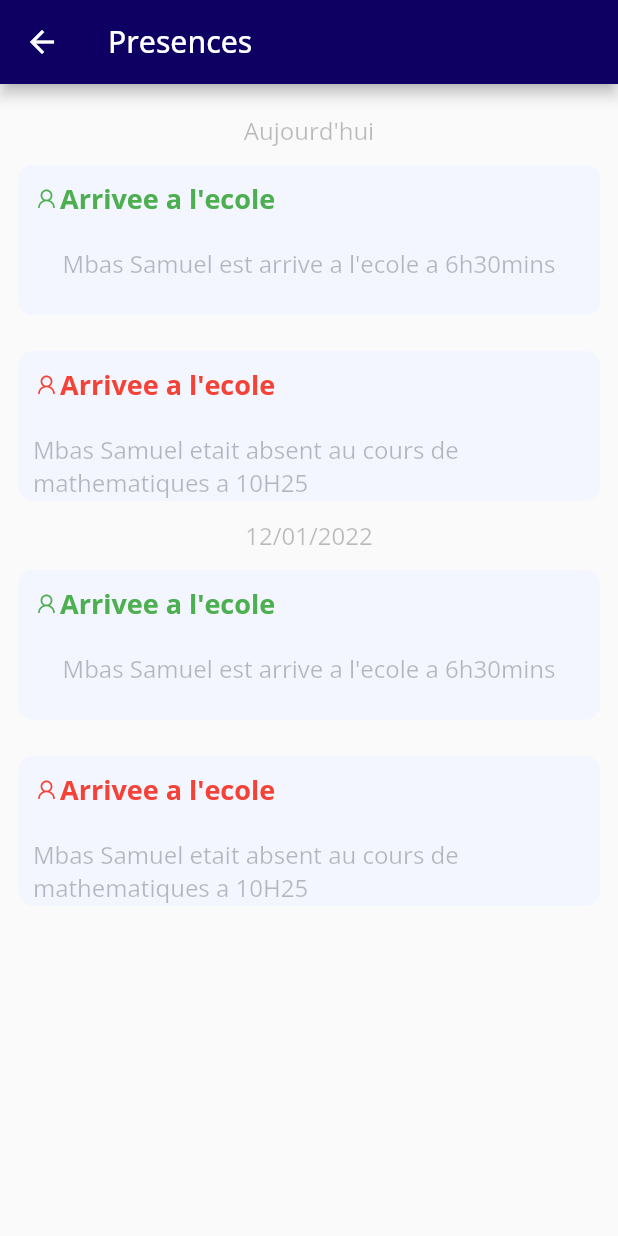
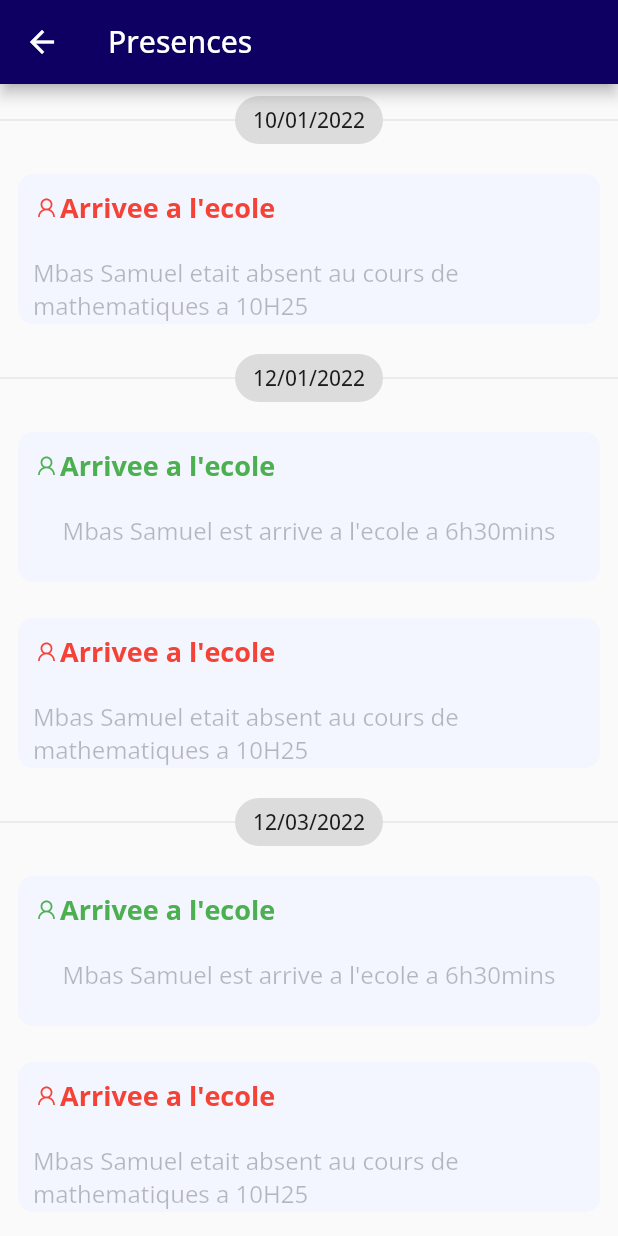
Before and after one commit to baimamboukar/heldis, a Flutter app: the Presences screen opened by its route, on a phone screen of 412 x 824 dp. Run offline on Flutter 3.47's test engine with Material 2 defaults, Android fonts, the phone set to English and light mode, and no system bars; drawn by our look-alikes of grouped_list; our stand-ins replace firebase_core, flutter_riverpod, google_fonts, line_icons; accounts and stored records are empty.

Commit message:
presences done

```diff
--- a/lib/screens/presences.dart
+++ b/lib/screens/presences.dart
@@ -1,4 +1,5 @@
 import 'package:flutter/material.dart';
+import 'package:grouped_list/grouped_list.dart';
 import 'package:heldis/utils/utils.dart';
 import 'package:line_icons/line_icons.dart';
 
@@ -10,25 +11,20 @@ class Presences extends StatelessWidget {
   Widget build(BuildContext context) {
     return Scaffold(
       appBar: AppBar(title: const Text("Presences")),
-      body: SingleChildScrollView(
-        child: Column(children: [
-          const SizedBox(
-            height: 20,
-          ),
-          Text(
-            "Aujourd'hui",
-            style:
-                Styles.designText(color: Palette.dark, size: 16, bold: false),
-          ),
-          ...historic,
-          Text(
-            "12/01/2022",
-            style:
-                Styles.designText(color: Palette.dark, size: 16, bold: false),
-          ),
-          ...historic
-        ]),
-      ),
+      body: GroupedListView(
+          groupSeparatorBuilder: (String group) => Stack(
+                clipBehavior: Clip.none,
+                alignment: Alignment.center,
+                children: [
+                  const Center(child: Divider()),
+                  Center(
+                    child: Chip(label: Text(group)),
+                  )
+                ],
+              ),
+          elements: historic,
+          itemBuilder: (context, PresenceLabel label) => label,
+          groupBy: (PresenceLabel label) => label.date),
     );
   }
 }
@@ -109,4 +105,32 @@ List<PresenceLabel> historic = [
     message: "Mbas Samuel etait absent au cours de mathematiques a 10H25",
     danger: true,
   ),
+  const PresenceLabel(
+    type: "Arivee a l'ecole",
+    date: "12/03/2022",
+    time: "06h30",
+    message: "Mbas Samuel est arrive a l'ecole a 6h30mins",
+    danger: false,
+  ),
+  const PresenceLabel(
+    type: "Absence en cours",
+    date: "12/03/2022",
+    time: "06h30",
+    message: "Mbas Samuel etait absent au cours de mathematiques a 10H25",
+    danger: true,
+  ),
+  const PresenceLabel(
+    type: "Arivee a l'ecole",
+    date: "Aujourd'hui",
+    time: "06h30",
+    message: "Mbas Samuel est arrive a l'ecole a 6h30mins",
+    danger: false,
+  ),
+  const PresenceLabel(
+    type: "Absence en cours",
+    date: "10/01/2022",
+    time: "06h30",
+    message: "Mbas Samuel etait absent au cours de mathematiques a 10H25",
+    danger: true,
+  ),
 ];
```
